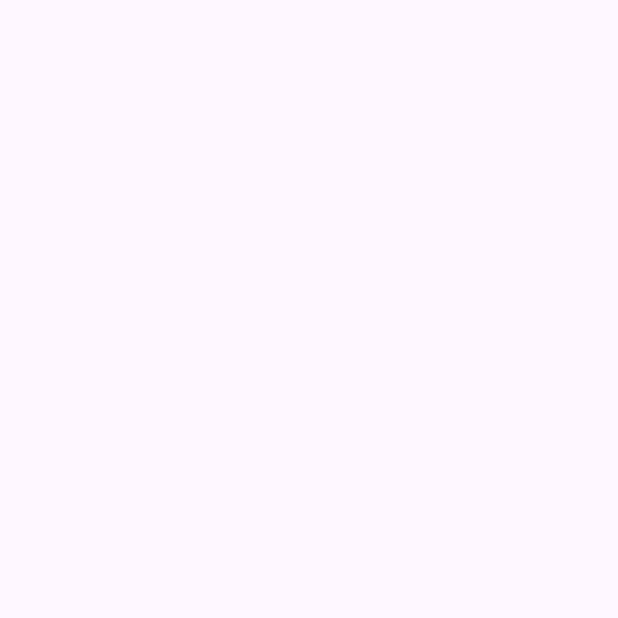
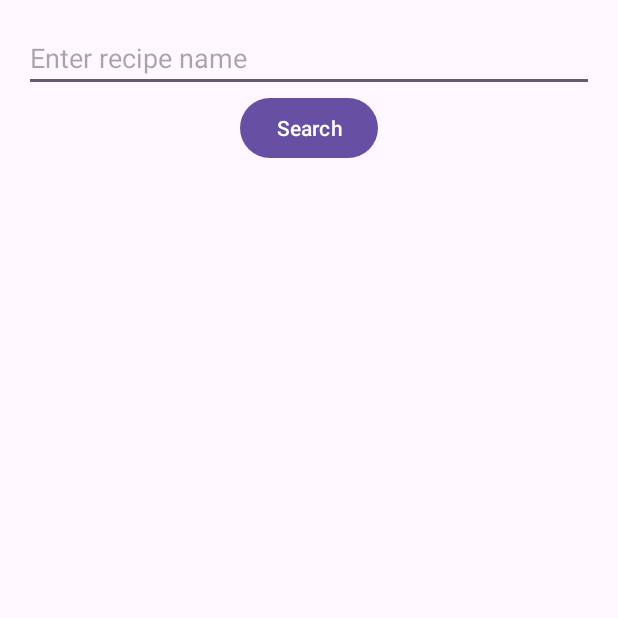
Before and after one commit to KPM007/finalProject, an Android app: the screen it shows after launch (RecipeSearch), on a phone screen of 412 x 824 dp, the top half of it. Before the commit the part shown is empty. Run offline under Robolectric (Android 15) with nearby library versions, the phone set to English and light mode, and no system bars.

Commit message:
added layout classes

```diff
--- a/app/build.gradle.kts
+++ b/app/build.gradle.kts
@@ -29,7 +29,7 @@ android {
 }
 
 dependencies {
-    val room_version = "2.4.2"
+    val room_version = "2.6.1"
     implementation ("androidx.room:room-runtime:$room_version")
     annotationProcessor("androidx.room:room-compiler:$room_version")
     implementation("androidx.appcompat:appcompat:1.6.1")
--- a/app/src/main/res/layout/activity_recipe_search.xml
+++ b/app/src/main/res/layout/activity_recipe_search.xml
@@ -1,9 +1,27 @@
-<?xml version="1.0" encoding="utf-8"?>
-<androidx.constraintlayout.widget.ConstraintLayout xmlns:android="http://schemas.android.com/apk/res/android"
-    xmlns:app="http://schemas.android.com/apk/res-auto"
-    xmlns:tools="http://schemas.android.com/tools"
+<LinearLayout xmlns:android="http://schemas.android.com/apk/res/android"
     android:layout_width="match_parent"
     android:layout_height="match_parent"
-    tools:context=".RecipeSearch">
+    xmlns:tools="http://schemas.android.com/tools"
+    android:orientation="vertical"
+    android:padding="16dp">
 
-</androidx.constraintlayout.widget.ConstraintLayout>
+    <EditText
+        android:id="@+id/etSearchQuery"
+        android:layout_width="match_parent"
+        android:layout_height="wrap_content"
+        android:hint="Enter recipe name" />
+
+    <Button
+        android:id="@+id/btnSearch"
+        android:layout_width="wrap_content"
+        android:layout_height="wrap_content"
+        android:text="Search"
+        android:layout_gravity="center_horizontal" />
+
+    <androidx.recyclerview.widget.RecyclerView
+        android:id="@+id/rvRecipes"
+        tools:listitem="@layout/item_recipe"
+        android:layout_width="match_parent"
+        android:layout_height="match_parent" />
+
+</LinearLayout>
```
Also changed, not shown: app/src/main/res/layout/item_recipe.xml (added, +28 -0 lines).
